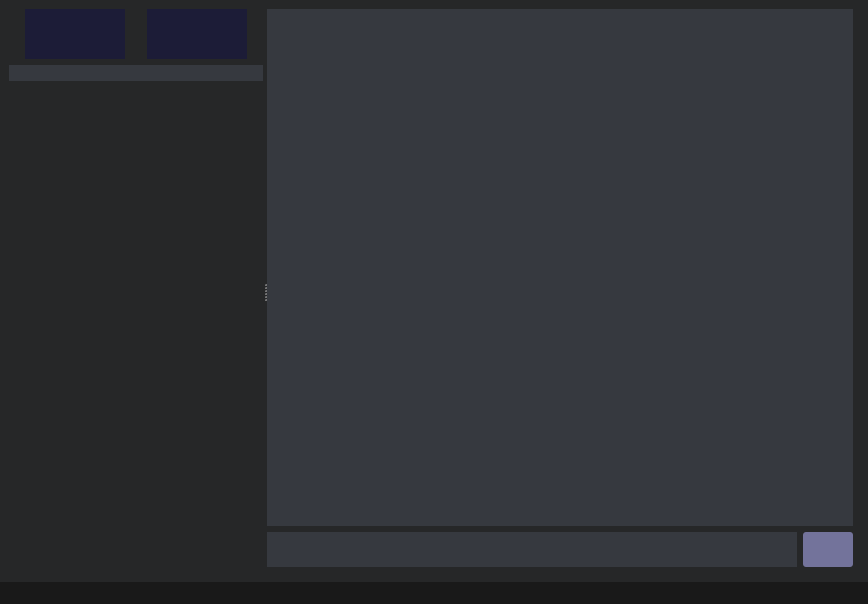
First picture: the form in messenger.ui, repository Mars-2dot/messenger, before the edit.
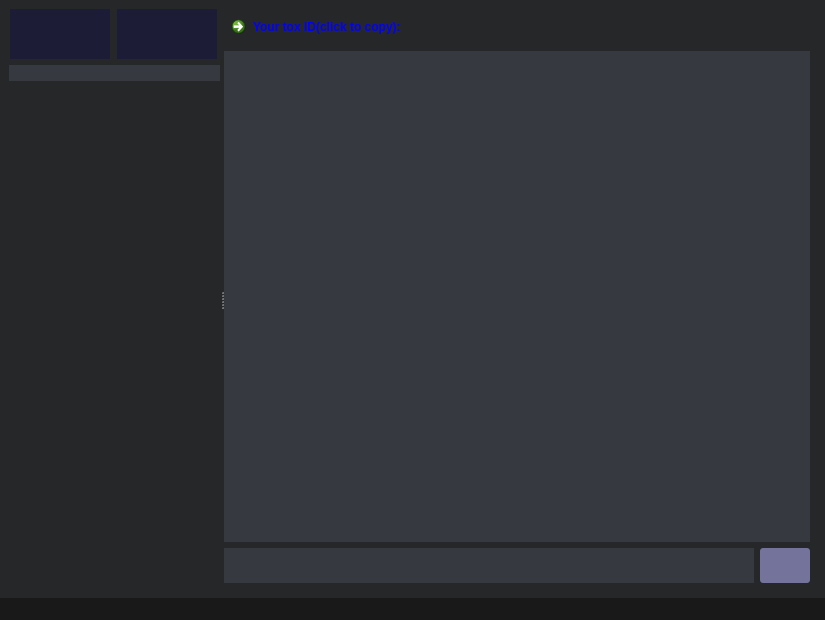
Second picture: the form after the edit. The open tabs and pages were chosen to show the change. Icons and pictures are not drawn.

```diff
--- a/messenger.ui
+++ b/messenger.ui
@@ -6,8 +6,8 @@
    <rect>
     <x>0</x>
     <y>0</y>
-    <width>868</width>
-    <height>604</height>
+    <width>825</width>
+    <height>620</height>
    </rect>
   </property>
   <property name="windowTitle">
@@ -972,7 +972,39 @@
             <property name="bottomMargin">
              <number>6</number>
             </property>
-            <item row="1" column="0">
+            <item row="1" column="0" colspan="2">
+             <widget class="QLabel" name="chat">
+              <property name="sizePolicy">
+               <sizepolicy hsizetype="MinimumExpanding" vsizetype="MinimumExpanding">
+                <horstretch>0</horstretch>
+                <verstretch>0</verstretch>
+               </sizepolicy>
+              </property>
+              <property name="minimumSize">
+               <size>
+                <width>491</width>
+                <height>471</height>
+               </size>
+              </property>
+              <property name="autoFillBackground">
+               <bool>false</bool>
+              </property>
+              <property name="styleSheet">
+               <string notr="true"> background:rgb(54, 57, 63);
+color:rgb(215, 213, 217)</string>
+              </property>
+              <property name="text">
+               <string/>
+              </property>
+              <property name="alignment">
+               <set>Qt::AlignLeading|Qt::AlignLeft|Qt::AlignTop</set>
+              </property>
+              <property name="wordWrap">
+               <bool>true</bool>
+              </property>
+             </widget>
+            </item>
+            <item row="2" column="0">
              <widget class="QLineEdit" name="input">
               <property name="sizePolicy">
                <sizepolicy hsizetype="Preferred" vsizetype="Preferred">
@@ -996,7 +1028,7 @@
               </property>
              </widget>
             </item>
-            <item row="1" column="1">
+            <item row="2" column="1">
              <widget class="QPushButton" name="send">
               <property name="enabled">
                <bool>false</bool>
@@ -1048,34 +1080,12 @@
              </widget>
             </item>
             <item row="0" column="0" colspan="2">
-             <widget class="QLabel" name="chat">
-              <property name="sizePolicy">
-               <sizepolicy hsizetype="MinimumExpanding" vsizetype="MinimumExpanding">
-                <horstretch>0</horstretch>
-                <verstretch>0</verstretch>
-               </sizepolicy>
-              </property>
-              <property name="minimumSize">
-               <size>
-                <width>491</width>
-                <height>471</height>
-               </size>
-              </property>
-              <property name="autoFillBackground">
-               <bool>false</bool>
-              </property>
+             <widget class="QCommandLinkButton" name="copyToxId">
               <property name="styleSheet">
-               <string notr="true"> background:rgb(54, 57, 63);
-color:rgb(215, 213, 217)</string>
+               <string notr="true">color: blue</string>
               </property>
               <property name="text">
-               <string/>
-              </property>
-              <property name="alignment">
-               <set>Qt::AlignLeading|Qt::AlignLeft|Qt::AlignTop</set>
-              </property>
-              <property name="wordWrap">
-               <bool>true</bool>
+               <string>Your tox ID(click to copy):</string>
               </property>
              </widget>
             </item>
```
Left out of the diff: 5 changed lines with no effect on the pictures.
